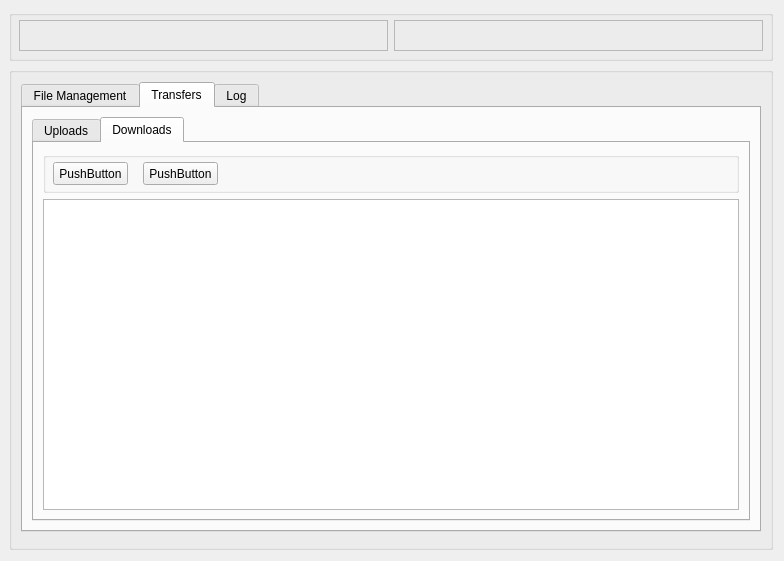
Old version of the form src/ui/FMgr.ui in the repository juliendz/ssProject.
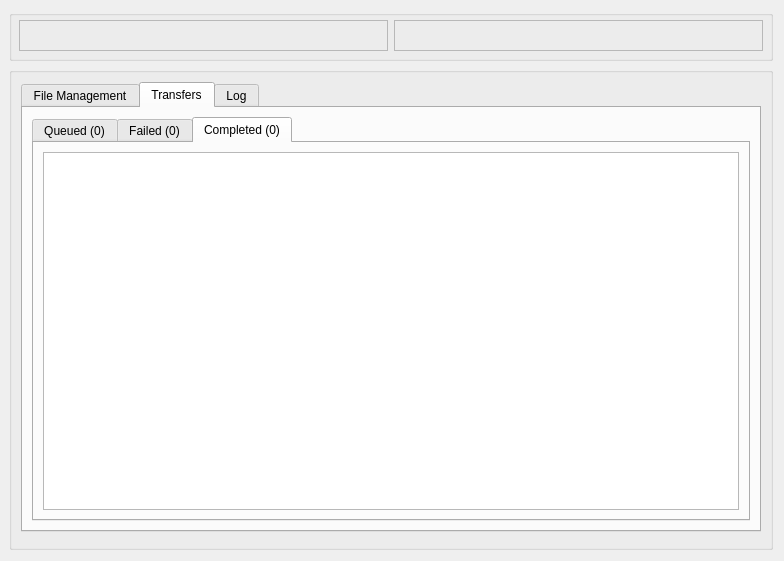
New version of the form.

Commit message: working on transfer queue (update)

Diff of the .ui file:
```diff
--- a/src/ui/FMgr.ui
+++ b/src/ui/FMgr.ui
@@ -255,7 +255,7 @@
             </property>
             <widget class="QWidget" name="tab_uploads">
              <attribute name="title">
-              <string>Uploads</string>
+              <string>Queued (0)</string>
              </attribute>
              <layout class="QVBoxLayout" name="verticalLayout_4">
               <item>
@@ -303,6 +303,13 @@
                 </widget>
                </widget>
               </item>
+             </layout>
+            </widget>
+            <widget class="QWidget" name="tab_transfers_failed">
+             <attribute name="title">
+              <string>Failed (0)</string>
+             </attribute>
+             <layout class="QHBoxLayout" name="horizontalLayout_6">
               <item>
                <widget class="QTableView" name="tableView_uploads">
                 <property name="selectionBehavior">
@@ -317,56 +324,11 @@
             </widget>
             <widget class="QWidget" name="tab_Downloads">
              <attribute name="title">
-              <string>Downloads</string>
+              <string>Completed (0)</string>
              </attribute>
              <layout class="QVBoxLayout" name="verticalLayout_6">
               <item>
-               <widget class="QGroupBox" name="groupBox_6">
-                <property name="minimumSize">
-                 <size>
-                  <width>0</width>
-                  <height>41</height>
-                 </size>
-                </property>
-                <property name="maximumSize">
-                 <size>
-                  <width>16777215</width>
-                  <height>51</height>
-                 </size>
-                </property>
-                <property name="title">
-                 <string/>
-                </property>
-                <widget class="QPushButton" name="pushButton_5">
-                 <property name="geometry">
-                  <rect>
-                   <x>10</x>
-                   <y>10</y>
-                   <width>75</width>
-                   <height>23</height>
-                  </rect>
-                 </property>
-                 <property name="text">
-                  <string>PushButton</string>
-                 </property>
-                </widget>
-                <widget class="QPushButton" name="pushButton_6">
-                 <property name="geometry">
-                  <rect>
-                   <x>100</x>
-                   <y>10</y>
-                   <width>75</width>
-                   <height>23</height>
-                  </rect>
-                 </property>
-                 <property name="text">
-                  <string>PushButton</string>
-                 </property>
-                </widget>
-               </widget>
-              </item>
-              <item>
-               <widget class="QTableView" name="tableView_downloads"/>
+               <widget class="QTableView" name="tableView_transfers_completed"/>
               </item>
              </layout>
             </widget>
```
Left out of the diff: 55 changed lines with no effect on the pictures. The commit also changes 16 other files.
